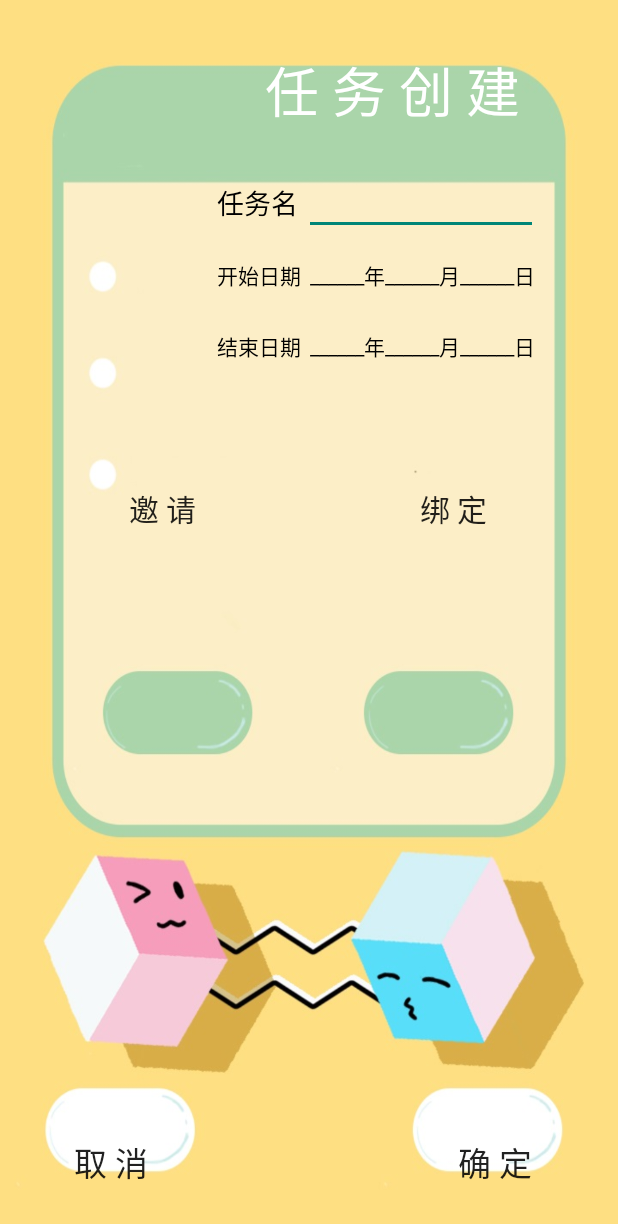
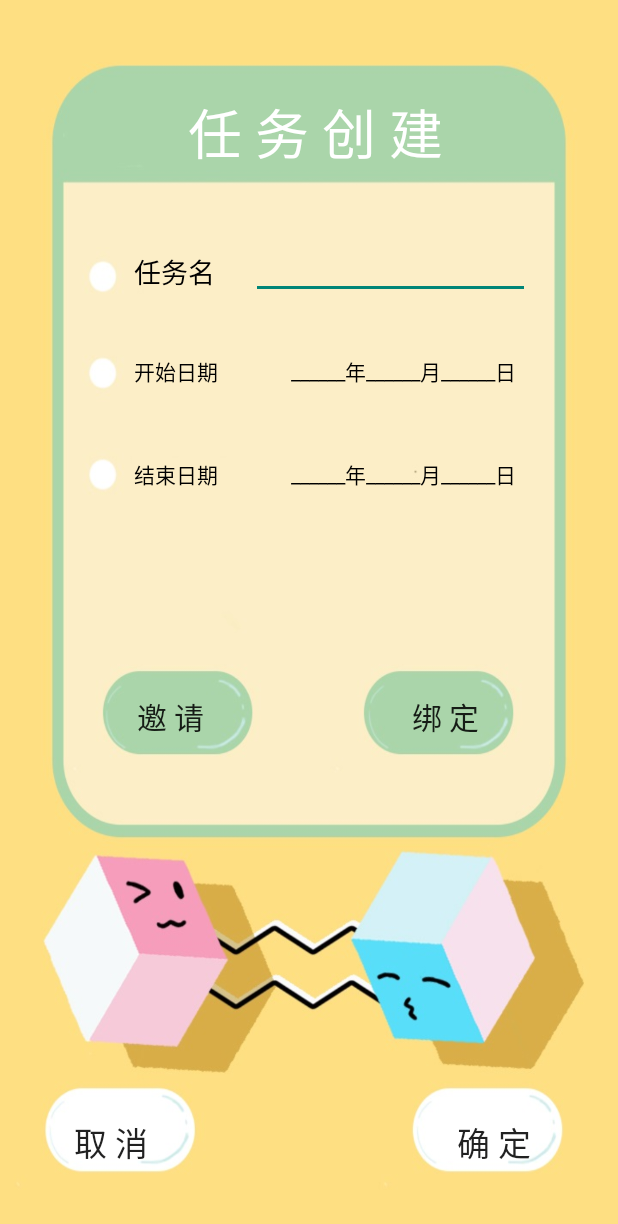
Before and after one commit to Dafenghh/PairGo, an Android app: the CreateTask screen opened directly, with no data from a screen before it, on a phone screen of 412 x 824 dp. Shown: the top 1224 px of the screen. Run offline under Robolectric (Android 15) with nearby library versions, the phone set to English and light mode, and no system bars.

Commit message:
create task UI debug

```diff
--- a/app/build.gradle
+++ b/app/build.gradle
@@ -31,4 +31,5 @@ dependencies {
     compile 'de.hdodenhof:circleimageview:2.2.0'
     //MPAndroidChart
     implementation 'com.github.PhilJay:MPAndroidChart:v3.0.3'
+
 }
--- a/app/src/main/java/cn/edu/sysu/competition/TaskDetail.java
+++ b/app/src/main/java/cn/edu/sysu/competition/TaskDetail.java
@@ -98,7 +98,7 @@ public class TaskDetail extends AppCompatActivity {
                 }
                 if (user_today_status.getText().toString().equals("已完成")) {
                     new AlertDialog.Builder(TaskDetail.this).setTitle("分享今日成果").
-                            setMessage(user_task.getContent(1)+"任务已进行坚持了"+Integer.toString(user_task.getGoal()))
+                            setMessage(user_task.getContent(1)+"任务已进行坚持了"+Integer.toString(user_task.getGoal())+"天")
                             .setPositiveButton("分享", new DialogInterface.OnClickListener() {
                                 @Override
                                 public void onClick(DialogInterface dialog, int which) {
--- a/app/src/main/res/layout/activity_create_task.xml
+++ b/app/src/main/res/layout/activity_create_task.xml
@@ -5,90 +5,96 @@
     android:layout_width="match_parent"
     android:layout_height="match_parent"
     android:background="@drawable/create_task"
-    android:orientation="vertical">
+    android:orientation="vertical"
+    tools:layout_editor_absoluteY="25dp">
 
 
     <TextView
         android:id="@+id/textView2"
         android:layout_width="wrap_content"
         android:layout_height="wrap_content"
-        android:layout_marginStart="23dp"
-        android:layout_marginLeft="23dp"
-        android:layout_marginTop="33dp"
         android:text=" 任 务 创 建"
         android:textColor="@android:color/white"
         android:textSize="36sp"
-        app:layout_constraintStart_toStartOf="@+id/textView5"
-        app:layout_constraintTop_toTopOf="parent" />
+        tools:layout_editor_absoluteX="86dp"
+        tools:layout_editor_absoluteY="33dp"
+        app:layout_constraintBottom_toBottomOf="parent"
+        app:layout_constraintRight_toRightOf="parent"
+        app:layout_constraintLeft_toLeftOf="parent"
+        app:layout_constraintTop_toTopOf="parent"
+        app:layout_constraintVertical_bias="0.08"/>
 
     <TextView
-        android:id="@+id/textView5"
+        android:id="@+id/text_view_task_name"
         android:layout_width="wrap_content"
         android:layout_height="wrap_content"
-        android:layout_marginTop="34dp"
         android:text="任务名"
         android:textColor="@android:color/black"
         android:textSize="18sp"
-        app:layout_constraintStart_toStartOf="@+id/textView8"
-        app:layout_constraintTop_toBottomOf="@+id/textView2" />
+        app:layout_constraintBottom_toBottomOf="parent"
+        app:layout_constraintHorizontal_bias="0.25"
+        app:layout_constraintLeft_toLeftOf="parent"
+        app:layout_constraintRight_toRightOf="parent"
+        app:layout_constraintTop_toTopOf="parent"
+        app:layout_constraintVertical_bias="0.21"/>
 
     <EditText
         android:id="@+id/input_task_name"
-        android:layout_width="0dp"
+        android:layout_width="186dp"
         android:layout_height="33dp"
         android:layout_gravity="center"
-        android:layout_marginBottom="35dp"
-        android:layout_marginEnd="53dp"
-        android:layout_marginRight="53dp"
-        android:layout_marginStart="58dp"
-        android:layout_marginLeft="58dp"
-        android:layout_marginTop="34dp"
         android:ems="10"
         android:inputType="text"
         android:textColor="#000"
-        app:layout_constraintBottom_toBottomOf="@+id/text_view_start_date"
-        app:layout_constraintEnd_toEndOf="parent"
-        app:layout_constraintStart_toStartOf="@+id/textView5"
-        app:layout_constraintTop_toBottomOf="@+id/textView2" />
+        app:layout_constraintBottom_toBottomOf="parent"
+        app:layout_constraintHorizontal_bias="0.74"
+        app:layout_constraintLeft_toLeftOf="parent"
+        app:layout_constraintRight_toRightOf="parent"
+        app:layout_constraintTop_toTopOf="parent"
+        app:layout_constraintVertical_bias="0.21" />
 
     <TextView
         android:id="@+id/textView8"
         android:layout_width="wrap_content"
         android:layout_height="wrap_content"
-        android:layout_marginEnd="6dp"
-        android:layout_marginRight="6dp"
-        android:layout_marginTop="24dp"
         android:text="开始日期"
         android:textColor="@android:color/black"
         android:textSize="14sp"
-        app:layout_constraintEnd_toStartOf="@+id/text_view_start_date"
-        app:layout_constraintTop_toBottomOf="@+id/textView5" />
+        app:layout_constraintBottom_toBottomOf="parent"
+        app:layout_constraintHorizontal_bias="0.25"
+        app:layout_constraintLeft_toLeftOf="parent"
+        app:layout_constraintRight_toRightOf="parent"
+        app:layout_constraintTop_toTopOf="parent"
+        app:layout_constraintVertical_bias="0.295" />
 
     <TextView
         android:id="@+id/text_view_start_date"
         android:layout_width="wrap_content"
         android:layout_height="wrap_content"
-        android:layout_marginEnd="55dp"
-        android:layout_marginRight="55dp"
         android:fontFamily="sans-serif"
         android:onClick="setStartDate"
         android:text="______年______月______日"
         android:textColor="@android:color/black"
-        app:layout_constraintBaseline_toBaselineOf="@+id/textView8"
-        app:layout_constraintEnd_toEndOf="parent" />
+        app:layout_constraintBottom_toBottomOf="parent"
+        app:layout_constraintHorizontal_bias="0.74"
+        app:layout_constraintLeft_toLeftOf="parent"
+        app:layout_constraintRight_toRightOf="parent"
+        app:layout_constraintTop_toTopOf="parent"
+        app:layout_constraintVertical_bias="0.295" />
 
     <TextView
         android:id="@+id/textView10"
         android:layout_width="wrap_content"
         android:layout_height="wrap_content"
-        android:layout_marginEnd="6dp"
-        android:layout_marginRight="6dp"
-        android:layout_marginTop="26dp"
         android:text="结束日期"
         android:textColor="@android:color/black"
         android:textSize="14sp"
-        app:layout_constraintEnd_toStartOf="@+id/text_view_end_date"
-        app:layout_constraintTop_toBottomOf="@+id/textView8" />
+        app:layout_constraintBottom_toBottomOf="parent"
+        app:layout_constraintHorizontal_bias="0.25"
+        app:layout_constraintLeft_toLeftOf="parent"
+        app:layout_constraintRight_toRightOf="parent"
+        app:layout_constraintTop_toTopOf="parent"
+        app:layout_constraintVertical_bias="0.38" />
 
     <TextView
         android:id="@+id/text_view_end_date"
@@ -97,64 +103,73 @@
         android:onClick="setEndDate"
         android:text="______年______月______日"
         android:textColor="@android:color/black"
-        app:layout_constraintBaseline_toBaselineOf="@+id/textView10"
-        app:layout_constraintStart_toStartOf="@+id/text_view_start_date" />
+        app:layout_constraintBottom_toBottomOf="parent"
+        app:layout_constraintHorizontal_bias="0.74"
+        app:layout_constraintLeft_toLeftOf="parent"
+        app:layout_constraintRight_toRightOf="parent"
+        app:layout_constraintTop_toTopOf="parent"
+        app:layout_constraintVertical_bias="0.38" />
 
     <Button
         android:id="@+id/create_task_button_invite"
         style="@style/Widget.AppCompat.Button.Borderless"
         android:layout_width="wrap_content"
         android:layout_height="wrap_content"
-        android:layout_marginStart="64dp"
-        android:layout_marginLeft="64dp"
         android:background="@color/transparent"
         android:text="邀 请"
         android:textSize="20sp"
-        app:layout_constraintBaseline_toBaselineOf="@+id/create_task_button_bind"
-        app:layout_constraintStart_toStartOf="parent" />
+        app:layout_constraintBottom_toBottomOf="parent"
+        app:layout_constraintHorizontal_bias="0.215"
+        app:layout_constraintLeft_toLeftOf="parent"
+        app:layout_constraintRight_toRightOf="parent"
+        app:layout_constraintTop_toTopOf="parent"
+        app:layout_constraintVertical_bias="0.585" />
 
     <Button
         android:id="@+id/create_task_button_bind"
         style="@style/Widget.AppCompat.Button.Borderless"
         android:layout_width="wrap_content"
         android:layout_height="wrap_content"
-        android:layout_marginEnd="66dp"
-        android:layout_marginRight="66dp"
-        android:layout_marginTop="74dp"
         android:background="@color/transparent"
         android:text="绑 定"
         android:textSize="20sp"
-        app:layout_constraintEnd_toEndOf="parent"
-        app:layout_constraintTop_toBottomOf="@+id/text_view_end_date" />
+        app:layout_constraintBottom_toBottomOf="parent"
+        app:layout_constraintHorizontal_bias="0.78"
+        app:layout_constraintLeft_toLeftOf="parent"
+        app:layout_constraintRight_toRightOf="parent"
+        app:layout_constraintTop_toTopOf="parent"
+        app:layout_constraintVertical_bias="0.585" />
 
     <Button
         android:id="@+id/create_task_button_cancel"
         style="@style/Widget.AppCompat.Button.Borderless"
         android:layout_width="wrap_content"
         android:layout_height="wrap_content"
-        android:layout_marginBottom="25dp"
-        android:layout_marginStart="30dp"
-        android:layout_marginLeft="30dp"
         android:background="@color/transparent"
         android:onClick="createTaskCancel"
         android:text="取 消"
         android:textSize="22sp"
         app:layout_constraintBottom_toBottomOf="parent"
-        app:layout_constraintStart_toStartOf="parent" />
+        app:layout_constraintHorizontal_bias="0.092"
+        app:layout_constraintLeft_toLeftOf="parent"
+        app:layout_constraintRight_toRightOf="parent"
+        app:layout_constraintTop_toTopOf="parent"
+        app:layout_constraintVertical_bias="0.950" />
 
     <Button
         android:id="@+id/create_task_button_confirm"
         style="@style/Widget.AppCompat.Button.Borderless"
         android:layout_width="wrap_content"
         android:layout_height="wrap_content"
-        android:layout_marginBottom="25dp"
-        android:layout_marginEnd="38dp"
-        android:layout_marginRight="38dp"
         android:background="@color/transparent"
         android:onClick="createTaskSubmit"
         android:text="确 定"
         android:textSize="22sp"
         app:layout_constraintBottom_toBottomOf="parent"
-        app:layout_constraintEnd_toEndOf="parent" />
+        app:layout_constraintHorizontal_bias="0.88"
+        app:layout_constraintLeft_toLeftOf="parent"
+        app:layout_constraintRight_toRightOf="parent"
+        app:layout_constraintTop_toTopOf="parent"
+        app:layout_constraintVertical_bias="0.950" />
 
 </android.support.constraint.ConstraintLayout>
```
